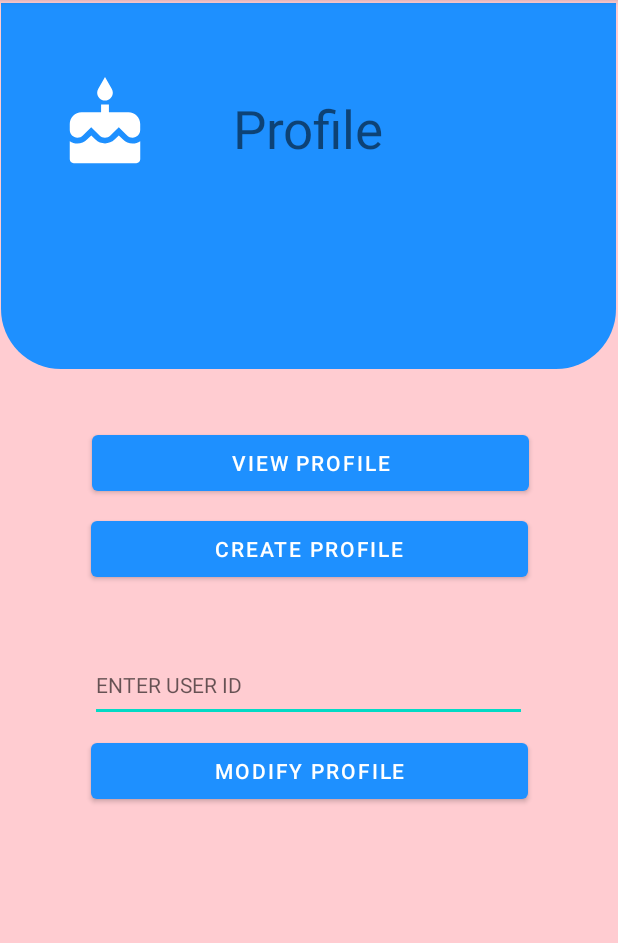
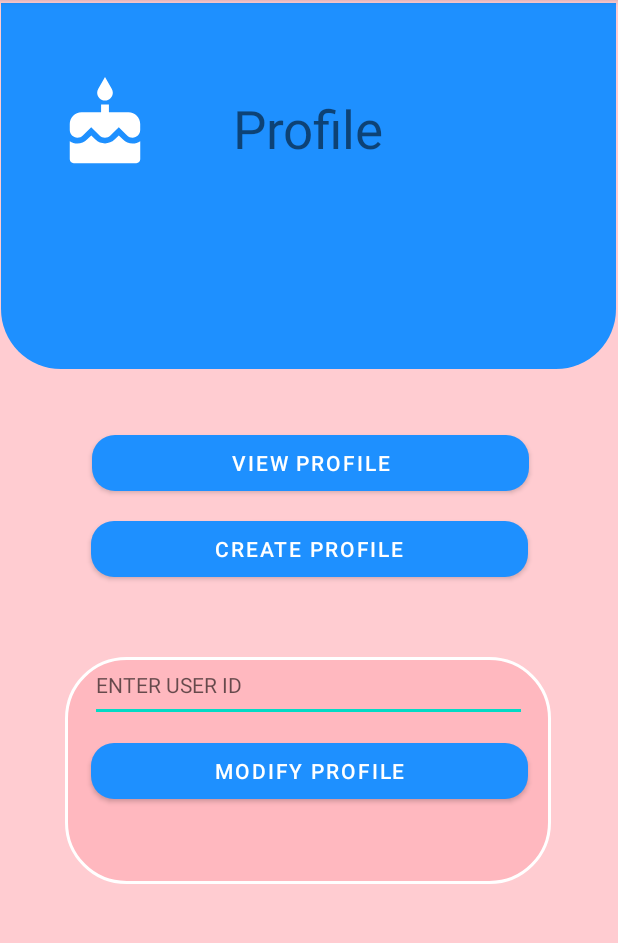
Before and after one commit to shashsan-96/MAD_Cakeque, an Android app: the ProfileDashboard screen opened directly, with no data from a screen before it, on a phone screen of 412 x 824 dp, the part 84-1027 px from its top. Run offline under Robolectric (Android 15) with nearby library versions, the phone set to English and light mode, and no system bars.

Commit message:
Modify button changed in Profile

```diff
--- /dev/null
+++ b/app/src/main/res/drawable/footshape.xml
@@ -0,0 +1,19 @@
+<?xml version="1.0" encoding="utf-8"?>
+<shape xmlns:android="http://schemas.android.com/apk/res/android">
+
+    android:shape="rectangle"
+    >
+    <solid android:color="@color/soft_pink"></solid>
+
+    <size android:height="20mm"
+        android:width="40mm"
+        />
+    <stroke android:color="@color/white"
+        android:width="2dp"/>
+    <corners
+        android:bottomLeftRadius="40dp"
+        android:topLeftRadius="40dp"
+        android:topRightRadius="40dp"
+        android:bottomRightRadius="40dp"
+        />
+</shape>
--- a/app/src/main/res/layout/activity_profile_dashboard.xml
+++ b/app/src/main/res/layout/activity_profile_dashboard.xml
@@ -15,6 +15,7 @@
         android:layout_marginTop="8dp"
         android:text="@string/btnModify"
         app:backgroundTint="@color/dogeblu"
+        app:cornerRadius="15dp"
         app:layout_constraintEnd_toEndOf="parent"
         app:layout_constraintStart_toStartOf="parent"
         app:layout_constraintTop_toBottomOf="@+id/edtName" />
@@ -26,6 +27,7 @@
         android:layout_marginTop="8dp"
         android:text="@string/btnCreate"
         app:backgroundTint="@color/dogeblu"
+        app:cornerRadius="15dp"
         app:layout_constraintEnd_toEndOf="parent"
         app:layout_constraintStart_toStartOf="parent"
         app:layout_constraintTop_toBottomOf="@+id/btnpro" />
@@ -37,22 +39,9 @@
         android:layout_marginTop="284dp"
         android:text="@string/btnView"
         app:backgroundTint="@color/dogeblu"
+        app:cornerRadius="15dp"
         app:layout_constraintEnd_toEndOf="parent"
         app:layout_constraintHorizontal_bias="0.508"
-        app:layout_constraintStart_toStartOf="parent"
-        app:layout_constraintTop_toTopOf="parent" />
-
-    <EditText
-        android:id="@+id/edtName"
-        android:layout_width="291dp"
-        android:layout_height="49dp"
-        android:layout_marginTop="432dp"
-        android:ems="10"
-        android:hint="@string/entUID"
-        android:inputType="textPersonName"
-        android:textSize="14sp"
-        app:layout_constraintEnd_toEndOf="parent"
-        app:layout_constraintHorizontal_bias="0.497"
         app:layout_constraintStart_toStartOf="parent"
         app:layout_constraintTop_toTopOf="parent" />
 
@@ -95,5 +84,32 @@
         app:layout_constraintTop_toTopOf="parent"
         app:layout_constraintVertical_bias="0.043" />
 
+    <TextView
+        android:id="@+id/modiView"
+        android:layout_width="324dp"
+        android:layout_height="151dp"
+        android:background="@drawable/footshape"
+        android:text=""
+        app:layout_constraintBottom_toBottomOf="parent"
+        app:layout_constraintEnd_toEndOf="parent"
+        app:layout_constraintHorizontal_bias="0.494"
+        app:layout_constraintStart_toStartOf="parent"
+        app:layout_constraintTop_toTopOf="parent"
+        app:layout_constraintVertical_bias="0.71" />
+
+    <EditText
+        android:id="@+id/edtName"
+        android:layout_width="291dp"
+        android:layout_height="49dp"
+        android:layout_marginTop="432dp"
+        android:ems="10"
+        android:hint="@string/entUID"
+        android:inputType="textPersonName"
+        android:textSize="14sp"
+        app:layout_constraintEnd_toEndOf="parent"
+        app:layout_constraintHorizontal_bias="0.497"
+        app:layout_constraintStart_toStartOf="parent"
+        app:layout_constraintTop_toTopOf="parent" />
+
 
 </androidx.constraintlayout.widget.ConstraintLayout>
```
